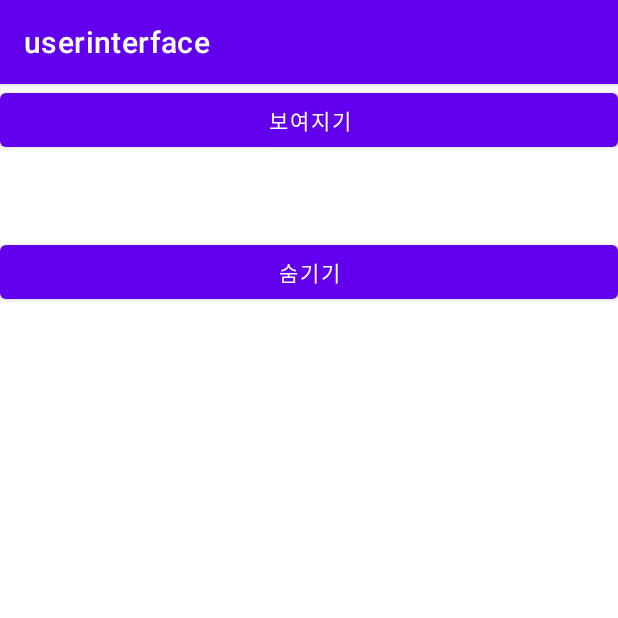
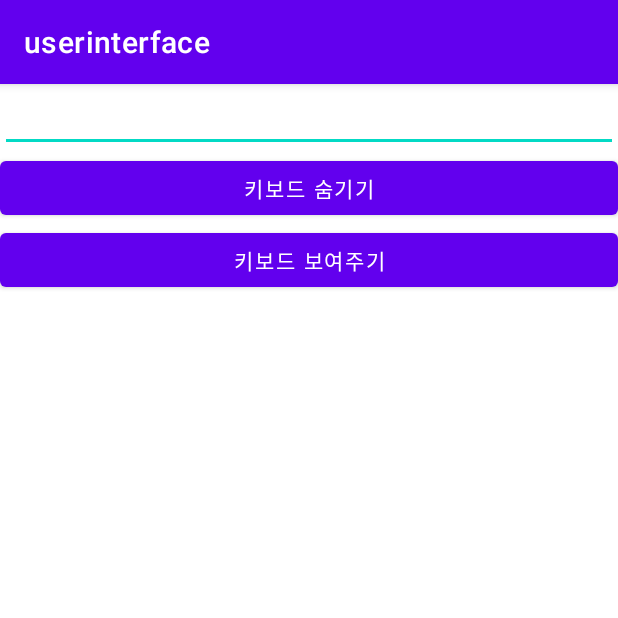
Before and after one commit to woo095/my_personal_project, an Android app: the screen it shows after launch (MainActivity before the commit, keyboardManageActivity after it), on a phone screen of 412 x 824 dp, the top half of it. Run offline under Robolectric (Android 15) with nearby library versions, the phone set to English and light mode, and no system bars.

Commit message:
my progress

```diff
--- /dev/null
+++ b/userinterface/src/main/java/kakao/woo95/userinterface/keyboardManageActivity.java
@@ -0,0 +1,42 @@
+package kakao.woo95.userinterface;
+
+import androidx.appcompat.app.AppCompatActivity;
+
+import android.content.Context;
+import android.os.Bundle;
+import android.view.View;
+import android.view.inputmethod.InputMethodManager;
+import android.widget.Button;
+import android.widget.EditText;
+
+public class keyboardManageActivity extends AppCompatActivity {
+
+    EditText tfText;
+    Button BtnKeyboardShow, BtnKeyboardHide;
+
+    @Override
+    protected void onCreate(Bundle savedInstanceState) {
+        super.onCreate(savedInstanceState);
+        setContentView(R.layout.activity_keyboard_manage);
+
+        tfText = (EditText)findViewById(R.id.tftext);
+        BtnKeyboardShow = (Button)findViewById(R.id.btnkeyboardshow);
+        BtnKeyboardHide = (Button)findViewById(R.id.btnkeyboardhide);
+
+        BtnKeyboardShow.setOnClickListener(new View.OnClickListener() {
+            @Override
+            public void onClick(View v) {
+                InputMethodManager iMM = (InputMethodManager)getSystemService(Context.INPUT_METHOD_SERVICE);
+                iMM.showSoftInput(tfText, 0);
+            }
+        });
+
+        BtnKeyboardHide.setOnClickListener(new View.OnClickListener() {
+            @Override
+            public void onClick(View v) {
+                InputMethodManager iMM = (InputMethodManager)getSystemService(Context.INPUT_METHOD_SERVICE);
+                iMM.hideSoftInputFromWindow(tfText.getWindowToken(), 0);
+            }
+        });
+    }
+}
--- /dev/null
+++ b/userinterface/src/main/res/layout/activity_keyboard_manage.xml
@@ -0,0 +1,24 @@
+<?xml version="1.0" encoding="utf-8"?>
+<LinearLayout xmlns:android="http://schemas.android.com/apk/res/android"
+    xmlns:app="http://schemas.android.com/apk/res-auto"
+    xmlns:tools="http://schemas.android.com/tools"
+    android:layout_width="match_parent"
+    android:layout_height="match_parent"
+    android:orientation="vertical"
+    tools:context=".keyboardManageActivity">
+    <EditText
+        android:layout_width="match_parent"
+        android:layout_height="wrap_content"
+        android:id="@+id/tftext"
+        android:text=""/>
+    <Button
+        android:layout_width="match_parent"
+        android:layout_height="wrap_content"
+        android:id="@+id/btnkeyboardhide"
+        android:text="키보드 숨기기"/>
+    <Button
+        android:layout_width="match_parent"
+        android:layout_height="wrap_content"
+        android:id="@+id/btnkeyboardshow"
+        android:text="키보드 보여주기"/>
+</LinearLayout>
--- a/userinterface/src/main/res/values/strings.xml
+++ b/userinterface/src/main/res/values/strings.xml
@@ -1,3 +1,6 @@
 <resources>
     <string name="app_name">userinterface</string>
+    <string name="google">Android</string>
+    <string name="apple">iOS</string>
+    <string name="ego">아담</string>
 </resources>
```
Also changed, not shown: app/src/main/AndroidManifest.xml (+7 -0 lines), userinterface/src/main/AndroidManifest.xml (+8 -1 lines), userinterface/src/main/java/kakao/woo95/userinterface/TextActivity.java (added, +56 -0 lines), userinterface/src/main/res/layout/activity_text.xml (added, +39 -0 lines).
